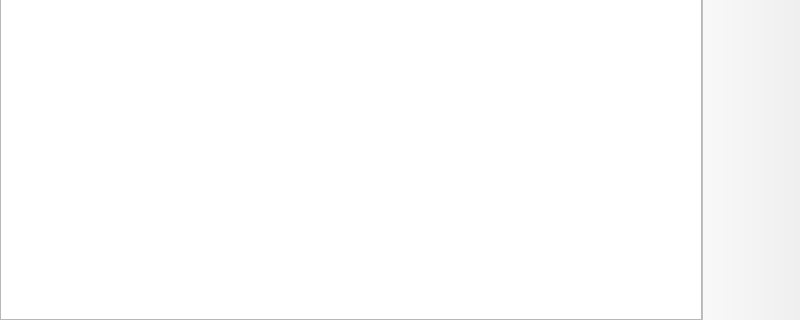
Before: the Qt Designer form launcher/ui/pages/global/AccountListPage.ui in PrismLauncher/PrismLauncher, drawn with Qt 5; both pictures show x 0 to 800 and y 280 to 600 of the 800 by 600 pixel window.
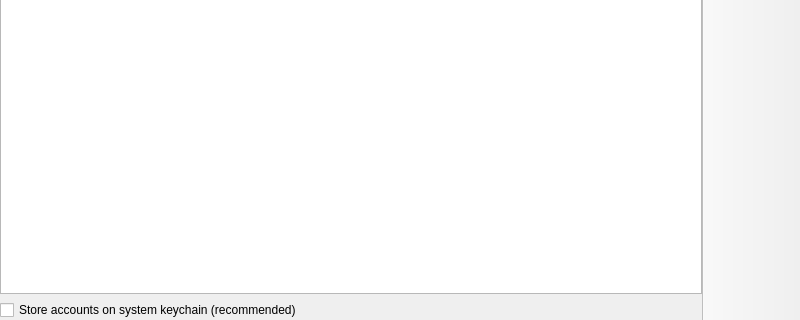
After: the same form once the commit is applied. Custom widgets are drawn as their Qt base class.

Commit message: Add keychain enable/disable checkbox

What changed in the file:
```diff
--- a/launcher/ui/pages/global/AccountListPage.ui
+++ b/launcher/ui/pages/global/AccountListPage.ui
@@ -25,6 +25,8 @@
      <number>0</number>
     </property>
     <item>
+     <layout class="QVBoxLayout" name="verticalLayout">
+      <item>
      <widget class="VersionListView" name="listView">
       <property name="alternatingRowColors">
        <bool>true</bool>
@@ -42,6 +44,15 @@
        <bool>false</bool>
       </attribute>
      </widget>
+      </item>
+      <item>
+       <widget class="QCheckBox" name="checkBoxUseKeychain">
+        <property name="text">
+         <string>Store accounts on system keychain (recommended)</string>
+        </property>
+       </widget>
+      </item>
+     </layout>
     </item>
    </layout>
   </widget>
```
Lines whose indentation alone changed are shown as unchanged. The commit also changes 2 other files.
